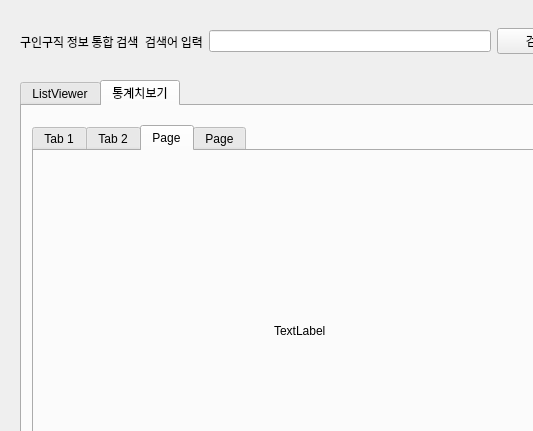
This is src/gui/form.ui in 4xvgal/JobScraper as Qt 5 draws it before an edit; both pictures show x 0 to 533 and y 0 to 431 of the 1280 by 720 pixel window. The edited form follows.
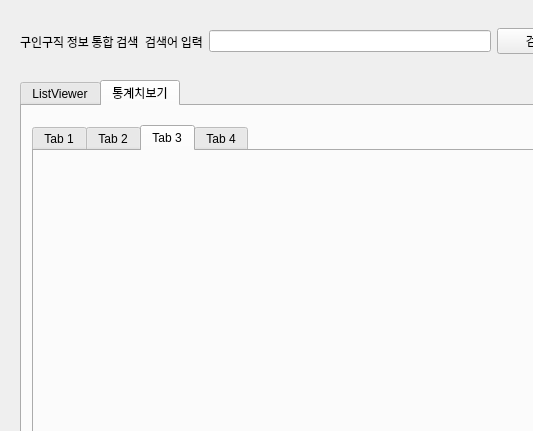
This is the edited form. The open tabs and pages were chosen to show the change.

Commit message: [UPDATE] UI 수정

The edit to the form file:
```diff
--- a/src/gui/form.ui
+++ b/src/gui/form.ui
@@ -110,22 +110,22 @@
          </widget>
          <widget class="QWidget" name="tab_3">
           <attribute name="title">
-           <string>Page</string>
+           <string>Tab 3</string>
           </attribute>
           <widget class="QWidget" name="verticalLayoutWidget_5">
            <property name="geometry">
             <rect>
-             <x>240</x>
-             <y>140</y>
-             <width>160</width>
-             <height>80</height>
+             <x>10</x>
+             <y>10</y>
+             <width>1181</width>
+             <height>471</height>
             </rect>
            </property>
            <layout class="QVBoxLayout" name="verticalLayout_5">
             <item>
              <widget class="QLabel" name="label_6">
               <property name="text">
-               <string>TextLabel</string>
+               <string/>
               </property>
              </widget>
             </item>
@@ -134,7 +134,7 @@
          </widget>
          <widget class="QWidget" name="tab_4">
           <attribute name="title">
-           <string>Page</string>
+           <string>Tab 4</string>
           </attribute>
           <widget class="QWidget" name="verticalLayoutWidget_6">
            <property name="geometry">
```
Left out of the diff: 30 changed lines with no effect on the pictures. The commit also changes 1 other file.
